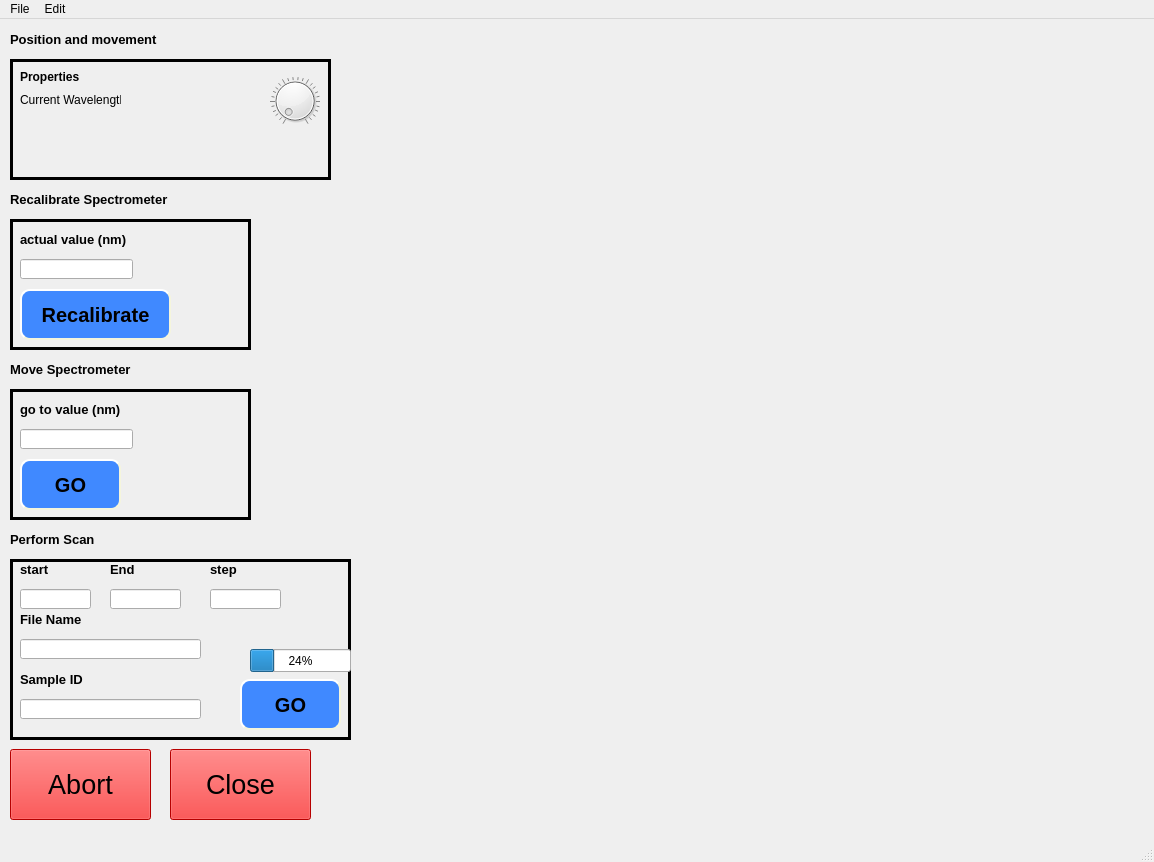
Above: qtdesigner_files/spectrometer.ui from ImanFortin/PLSpectrometer-update before the change. Below: the same form after it.
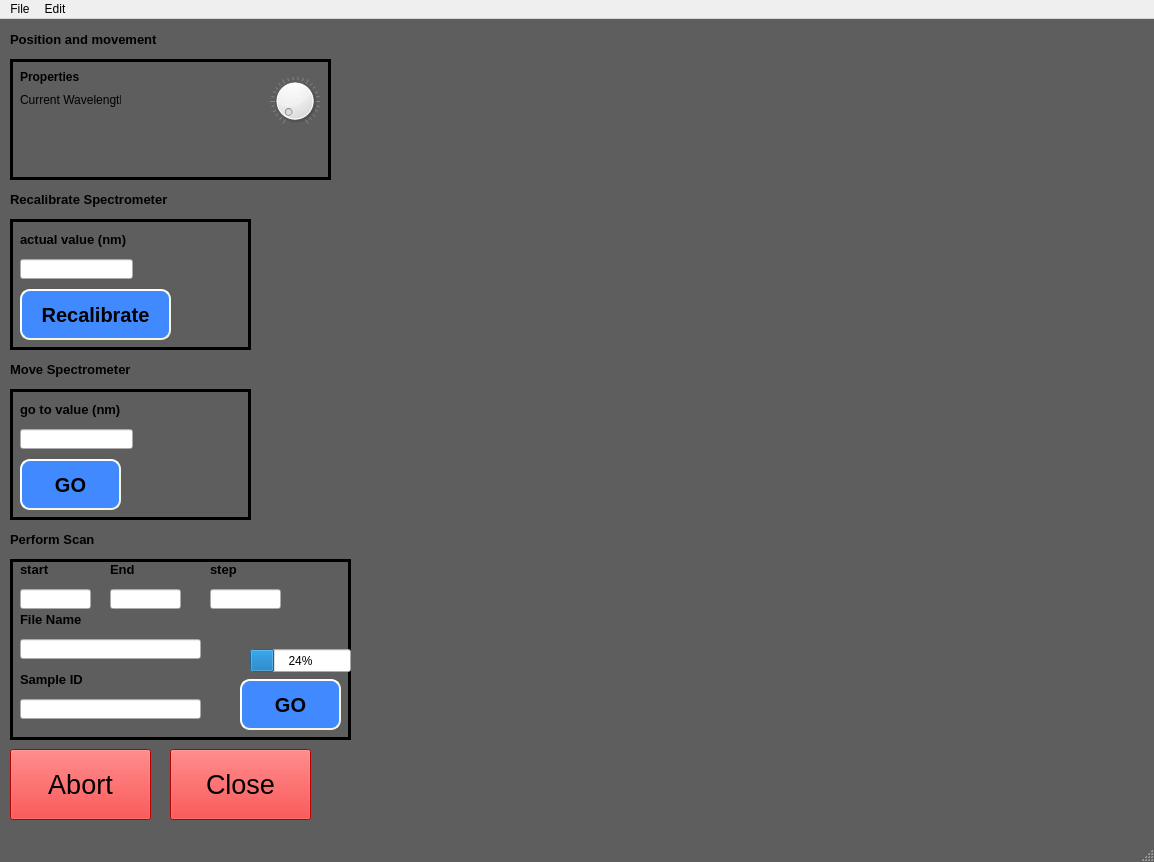
That is the form after the change.

```diff
--- a/qtdesigner_files/spectrometer.ui
+++ b/qtdesigner_files/spectrometer.ui
@@ -13,6 +13,12 @@
   <property name="windowTitle">
    <string>MainWindow</string>
   </property>
+  <property name="styleSheet">
+   <string notr="true">QMainWindow{
+background-color:rgb(94, 94, 94);
+
+}</string>
+  </property>
   <widget class="QWidget" name="centralwidget">
    <widget class="QPushButton" name="abort_button">
     <property name="geometry">
```
